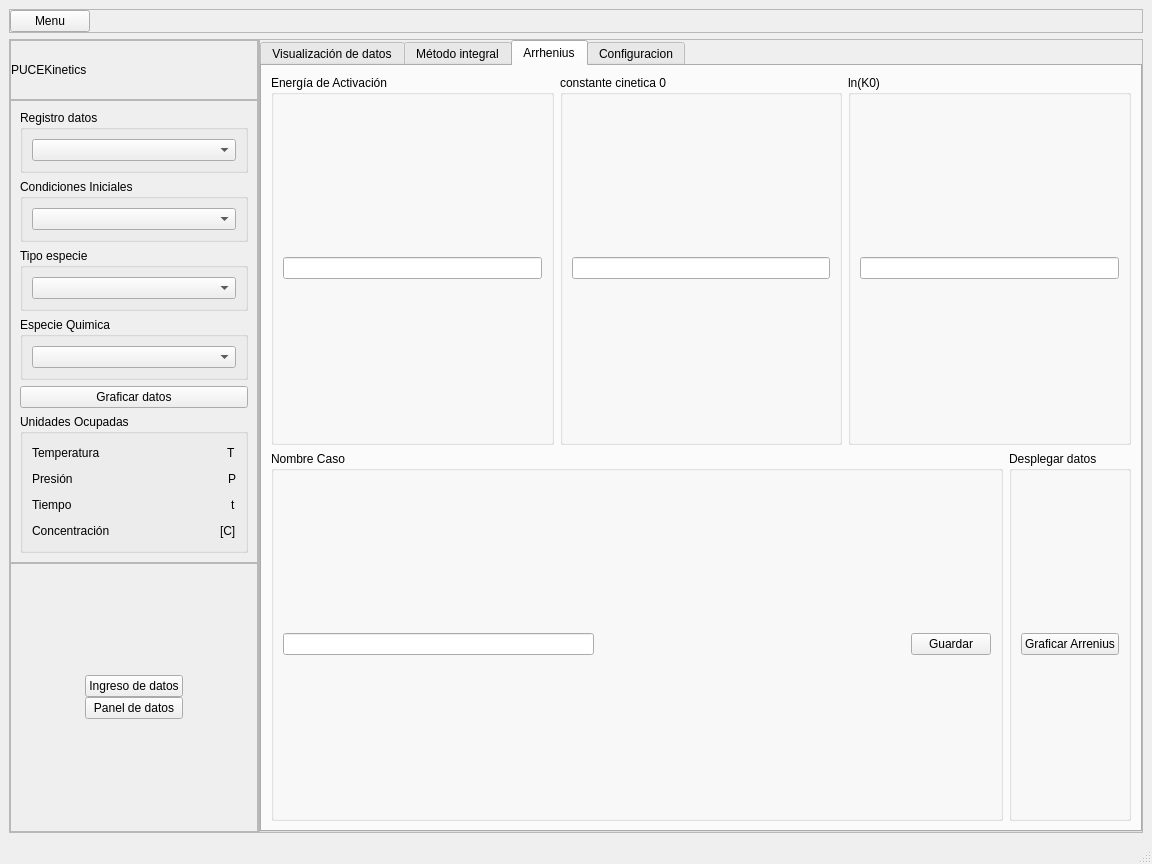
JuandresPUCE/tesis_pyqt_sqlite, file dashboard_v3.ui: the form before one commit.
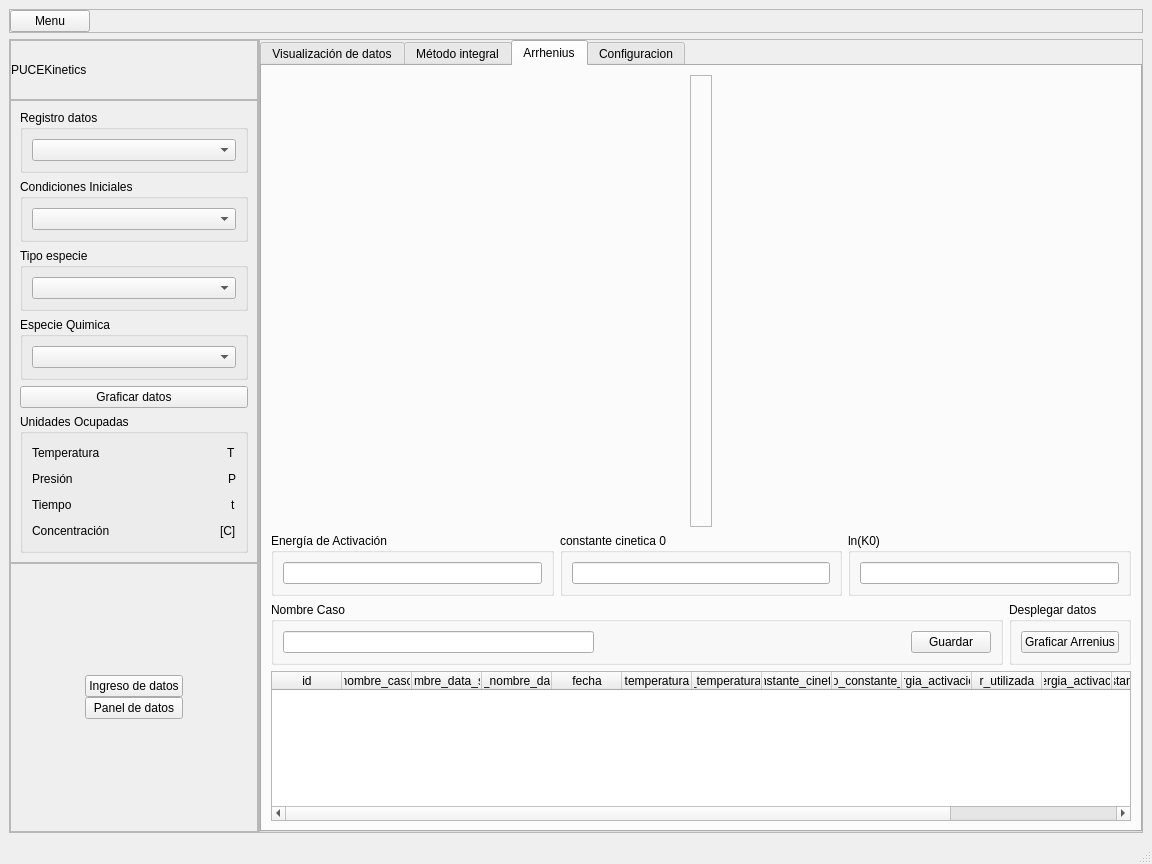
The form after the commit. The open tabs and pages were chosen to show the change.

Commit message: test para el crud o pantalla de mantenimiento de datos

```diff
--- a/dashboard_v3.ui
+++ b/dashboard_v3.ui
@@ -1456,12 +1456,108 @@
              <attribute name="title">
               <string>Arrhenius</string>
              </attribute>
-             <layout class="QVBoxLayout" name="verticalLayout_8">
+             <layout class="QVBoxLayout" name="verticalLayout_17">
               <item>
-               <layout class="QVBoxLayout" name="vista_grafico"/>
-              </item>
-              <item>
-               <layout class="QVBoxLayout" name="vista_tabla_df"/>
+               <layout class="QHBoxLayout" name="horizontalLayout_24">
+                <item>
+                 <spacer name="horizontalSpacer_17">
+                  <property name="orientation">
+                   <enum>Qt::Horizontal</enum>
+                  </property>
+                  <property name="sizeHint" stdset="0">
+                   <size>
+                    <width>40</width>
+                    <height>20</height>
+                   </size>
+                  </property>
+                 </spacer>
+                </item>
+                <item>
+                 <widget class="QFrame" name="frame">
+                  <property name="frameShape">
+                   <enum>QFrame::StyledPanel</enum>
+                  </property>
+                  <property name="frameShadow">
+                   <enum>QFrame::Raised</enum>
+                  </property>
+                  <layout class="QVBoxLayout" name="verticalLayout_8">
+                   <property name="spacing">
+                    <number>0</number>
+                   </property>
+                   <property name="leftMargin">
+                    <number>0</number>
+                   </property>
+                   <property name="topMargin">
+                    <number>0</number>
+                   </property>
+                   <property name="rightMargin">
+                    <number>0</number>
+                   </property>
+                   <property name="bottomMargin">
+                    <number>0</number>
+                   </property>
+                   <item>
+                    <spacer name="verticalSpacer_8">
+                     <property name="orientation">
+                      <enum>Qt::Vertical</enum>
+                     </property>
+                     <property name="sizeHint" stdset="0">
+                      <size>
+                       <width>20</width>
+                       <height>40</height>
+                      </size>
+                     </property>
+                    </spacer>
+                   </item>
+                   <item>
+                    <layout class="QVBoxLayout" name="vista_grafico"/>
+                   </item>
+                   <item>
+                    <spacer name="verticalSpacer_9">
+                     <property name="orientation">
+                      <enum>Qt::Vertical</enum>
+                     </property>
+                     <property name="sizeHint" stdset="0">
+                      <size>
+                       <width>20</width>
+                       <height>40</height>
+                      </size>
+                     </property>
+                    </spacer>
+                   </item>
+                   <item>
+                    <layout class="QVBoxLayout" name="vista_tabla_df"/>
+                   </item>
+                   <item>
+                    <spacer name="verticalSpacer_10">
+                     <property name="orientation">
+                      <enum>Qt::Vertical</enum>
+                     </property>
+                     <property name="sizeHint" stdset="0">
+                      <size>
+                       <width>20</width>
+                       <height>40</height>
+                      </size>
+                     </property>
+                    </spacer>
+                   </item>
+                  </layout>
+                 </widget>
+                </item>
+                <item>
+                 <spacer name="horizontalSpacer_16">
+                  <property name="orientation">
+                   <enum>Qt::Horizontal</enum>
+                  </property>
+                  <property name="sizeHint" stdset="0">
+                   <size>
+                    <width>40</width>
+                    <height>20</height>
+                   </size>
+                  </property>
+                 </spacer>
+                </item>
+               </layout>
               </item>
               <item>
                <layout class="QHBoxLayout" name="horizontalLayout_16">
@@ -1612,6 +1708,115 @@
                 </item>
                </layout>
               </item>
+              <item>
+               <widget class="QTableWidget" name="datos_salida_arrhenius_tabla">
+                <property name="minimumSize">
+                 <size>
+                  <width>0</width>
+                  <height>150</height>
+                 </size>
+                </property>
+                <property name="maximumSize">
+                 <size>
+                  <width>16777215</width>
+                  <height>150</height>
+                 </size>
+                </property>
+                <property name="focusPolicy">
+                 <enum>Qt::NoFocus</enum>
+                </property>
+                <property name="showGrid">
+                 <bool>false</bool>
+                </property>
+                <attribute name="horizontalHeaderMinimumSectionSize">
+                 <number>50</number>
+                </attribute>
+                <attribute name="horizontalHeaderDefaultSectionSize">
+                 <number>70</number>
+                </attribute>
+                <attribute name="horizontalHeaderStretchLastSection">
+                 <bool>true</bool>
+                </attribute>
+                <attribute name="verticalHeaderVisible">
+                 <bool>false</bool>
+                </attribute>
+                <column>
+                 <property name="text">
+                  <string>id</string>
+                 </property>
+                </column>
+                <column>
+                 <property name="text">
+                  <string>nombre_caso</string>
+                 </property>
+                </column>
+                <column>
+                 <property name="text">
+                  <string>id_nombre_data_salida</string>
+                 </property>
+                </column>
+                <column>
+                 <property name="text">
+                  <string>id_nombre_data</string>
+                 </property>
+                </column>
+                <column>
+                 <property name="text">
+                  <string>fecha</string>
+                 </property>
+                </column>
+                <column>
+                 <property name="text">
+                  <string>temperatura</string>
+                 </property>
+                </column>
+                <column>
+                 <property name="text">
+                  <string>reciproco_temperatura_absoluta</string>
+                 </property>
+                </column>
+                <column>
+                 <property name="text">
+                  <string>constante_cinetica</string>
+                 </property>
+                </column>
+                <column>
+                 <property name="text">
+                  <string>logaritmo_constante_cinetica</string>
+                 </property>
+                </column>
+                <column>
+                 <property name="text">
+                  <string>energia_activacion_r</string>
+                 </property>
+                </column>
+                <column>
+                 <property name="text">
+                  <string>r_utilizada</string>
+                 </property>
+                </column>
+                <column>
+                 <property name="text">
+                  <string>energia_activacion</string>
+                 </property>
+                </column>
+                <column>
+                 <property name="text">
+                  <string>constante_cinetica_0</string>
+                 </property>
+                </column>
+                <column>
+                 <property name="text">
+                  <string>logaritmo_constante_cinetica_0</string>
+                 </property>
+                </column>
+                <column>
+                 <property name="text">
+                  <string>detalles</string>
+                 </property>
+                </column>
+               </widget>
+              </item>
              </layout>
             </widget>
             <widget class="QWidget" name="tab_3">
```
The commit also changes 11 other files.
